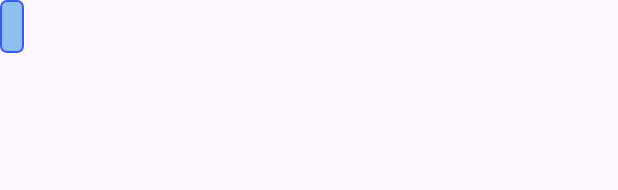
After one commit to paxtheg/Air-check, an Android app: the layout simple_marker_view.xml on its own in the app's theme, with its tools: preview values and no code run, on a phone screen of 412 x 824 dp. The commit adds this screen. Shown: the top 190 px of the screen. Run offline under Robolectric (Android 15) with nearby library versions, the phone set to English and light mode, and no system bars.

Commit message:
added markings for the chart and titles

```diff
--- /dev/null
+++ b/app/src/main/res/drawable/marker_background.xml
@@ -0,0 +1,8 @@
+<?xml version="1.0" encoding="utf-8"?>
+<shape xmlns:android="http://schemas.android.com/apk/res/android">
+    <solid android:color="#801E88E5" />
+    <corners android:radius="4dp" />
+    <stroke
+        android:width="1dp"
+        android:color="#3D5AFE" />
+</shape>
--- /dev/null
+++ b/app/src/main/res/layout/simple_marker_view.xml
@@ -0,0 +1,16 @@
+<?xml version="1.0" encoding="utf-8"?>
+<LinearLayout xmlns:android="http://schemas.android.com/apk/res/android"
+    android:layout_width="wrap_content"
+    android:layout_height="wrap_content"
+    android:background="@drawable/marker_background"
+    android:orientation="vertical"
+    android:padding="8dp">
+
+    <TextView
+        android:id="@+id/tvValue"
+        android:layout_width="wrap_content"
+        android:layout_height="wrap_content"
+        android:textColor="@android:color/white"
+        android:textSize="14sp"/>
+
+</LinearLayout>
```
Also changed, not shown: app/src/main/java/com/sebi/android/aircheck/ChartActivity.java (+46 -0 lines), app/src/main/java/com/sebi/android/aircheck/DataStorageHelper.java (+65 -8 lines), app/src/main/res/layout/activity_chart.xml (+14 -1 lines).
